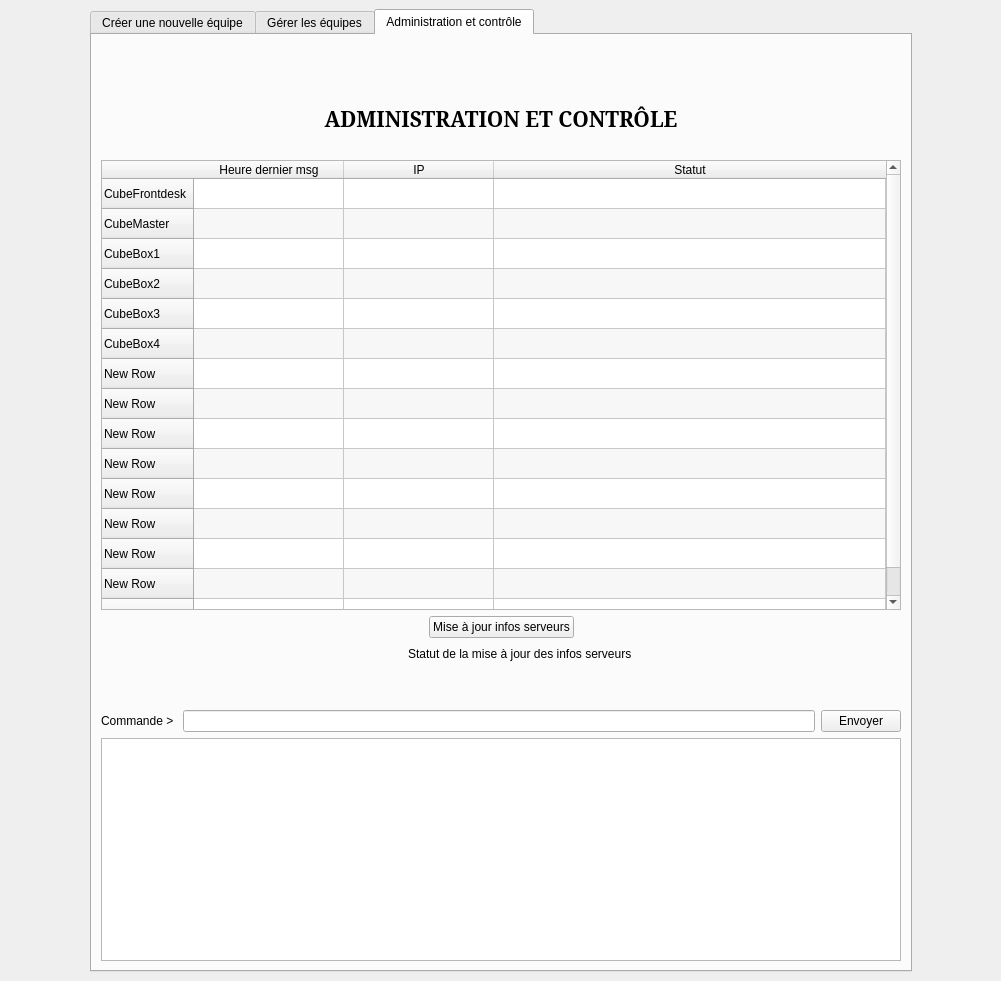
Before: the Qt Designer form thecubeivazio/cubegui/cubegui.ui in jwav/thecube-ivazio, drawn with Qt 5.
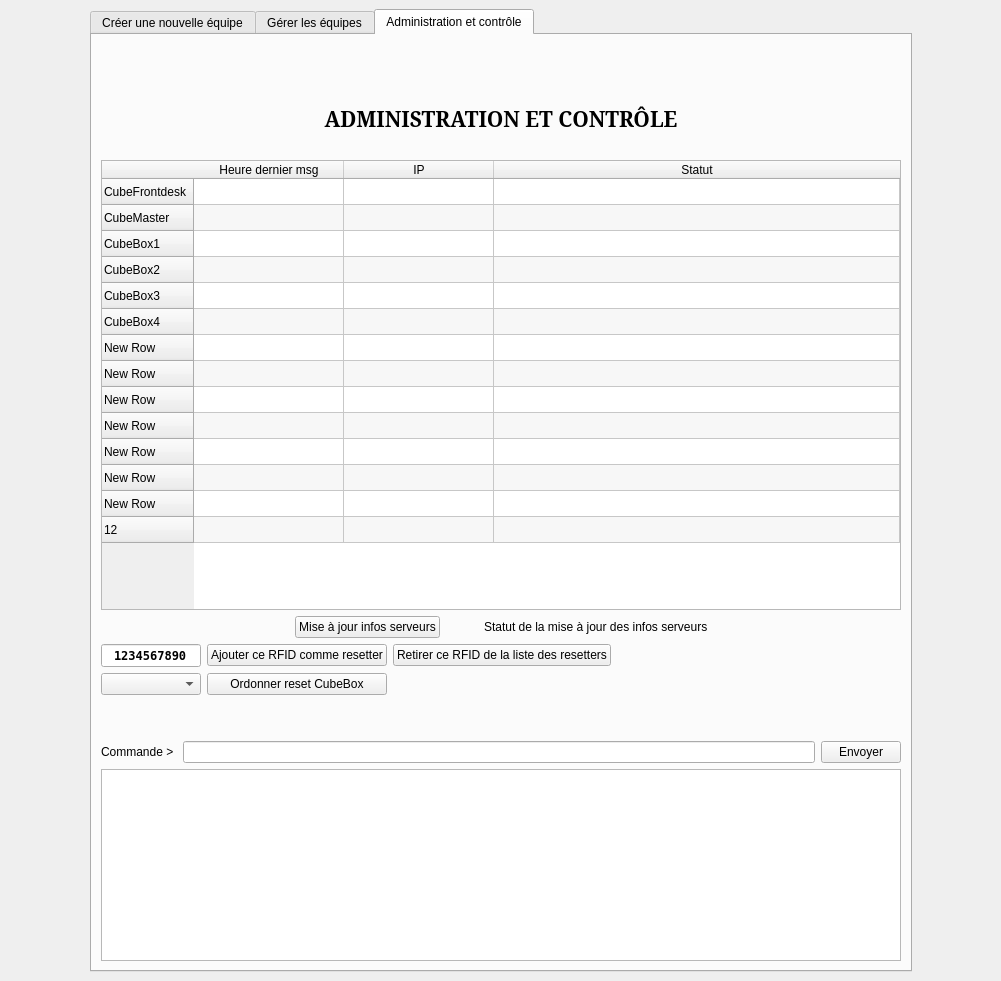
After: the same form once the commit is applied. Icons and pictures are not drawn.

Commit message: implemented the cubebox reset mechanism as it should, with partial handling of resetter rfid uids. I need to implement the messages pertaining to resetter uids though.

What changed in the file:
```diff
--- a/thecubeivazio/cubegui/cubegui.ui
+++ b/thecubeivazio/cubegui/cubegui.ui
@@ -24,7 +24,7 @@
    </size>
   </property>
   <widget class="QWidget" name="centralwidget">
-   <layout class="QHBoxLayout" name="horizontalLayout_17">
+   <layout class="QHBoxLayout" name="horizontalLayout_2">
     <item>
      <spacer name="horizontalSpacer_6">
       <property name="orientation">
@@ -56,7 +56,7 @@
           <item>
            <widget class="QLabel" name="lblTopBanner">
             <property name="pixmap">
-             <pixmap resource="resources.qrc">:/images/images/logo_thecube-125x150.png</pixmap>
+             <pixmap resource="resources.qrc">:/images/images/logo_thecube_top.png</pixmap>
             </property>
             <property name="alignment">
              <set>Qt::AlignCenter</set>
@@ -453,7 +453,7 @@
              <string/>
             </property>
             <property name="pixmap">
-             <pixmap resource="resources.qrc">:/images/images/logo_thecube-125x150.png</pixmap>
+             <pixmap resource="resources.qrc">:/images/images/logo_thecube_top.png</pixmap>
             </property>
             <property name="alignment">
              <set>Qt::AlignCenter</set>
@@ -887,7 +887,7 @@
              <string/>
             </property>
             <property name="pixmap">
-             <pixmap resource="resources.qrc">:/images/images/logo_thecube-125x150.png</pixmap>
+             <pixmap resource="resources.qrc">:/images/images/logo_thecube_top.png</pixmap>
             </property>
             <property name="alignment">
              <set>Qt::AlignCenter</set>
@@ -962,7 +962,7 @@
             </property>
             <property name="minimumSize">
              <size>
-              <width>0</width>
+              <width>600</width>
               <height>450</height>
              </size>
             </property>
@@ -976,7 +976,7 @@
              <bool>true</bool>
             </property>
             <property name="rowCount">
-             <number>15</number>
+             <number>14</number>
             </property>
             <attribute name="horizontalHeaderMinimumSectionSize">
              <number>150</number>
@@ -990,6 +990,12 @@
             <attribute name="verticalHeaderCascadingSectionResizes">
              <bool>false</bool>
             </attribute>
+            <attribute name="verticalHeaderMinimumSectionSize">
+             <number>26</number>
+            </attribute>
+            <attribute name="verticalHeaderDefaultSectionSize">
+             <number>26</number>
+            </attribute>
             <row>
              <property name="text">
               <string>CubeFrontdesk</string>
@@ -1057,10 +1063,9 @@
             </row>
             <row>
              <property name="text">
-              <string>New Row</string>
+              <string>12</string>
              </property>
             </row>
-            <row/>
             <column>
              <property name="text">
               <string>Heure dernier msg</string>
@@ -1082,13 +1087,6 @@
         </item>
         <item>
          <layout class="QGridLayout" name="gridLayout_7">
-          <item row="0" column="1">
-           <widget class="QPushButton" name="btnAdminUpdateServersInfo">
-            <property name="text">
-             <string>Mise à jour infos serveurs</string>
-            </property>
-           </widget>
-          </item>
           <item row="0" column="0">
            <spacer name="horizontalSpacer_21">
             <property name="orientation">
@@ -1102,7 +1100,7 @@
             </property>
            </spacer>
           </item>
-          <item row="0" column="2">
+          <item row="0" column="4">
            <spacer name="horizontalSpacer_22">
             <property name="orientation">
              <enum>Qt::Horizontal</enum>
@@ -1115,24 +1113,7 @@
             </property>
            </spacer>
           </item>
-         </layout>
-        </item>
-        <item>
-         <layout class="QGridLayout" name="gridLayout_2">
-          <item row="0" column="3">
-           <spacer name="horizontalSpacer_3">
-            <property name="orientation">
-             <enum>Qt::Horizontal</enum>
-            </property>
-            <property name="sizeHint" stdset="0">
-             <size>
-              <width>40</width>
-              <height>20</height>
-             </size>
-            </property>
-           </spacer>
-          </item>
-          <item row="0" column="1">
+          <item row="0" column="2">
            <widget class="QPushButton" name="btnIconAdminStatus">
             <property name="enabled">
              <bool>true</bool>
@@ -1161,15 +1142,55 @@
             </property>
            </widget>
           </item>
-          <item row="0" column="2">
+          <item row="0" column="1">
+           <widget class="QPushButton" name="btnAdminUpdateServersInfo">
+            <property name="text">
+             <string>Mise à jour infos serveurs</string>
+            </property>
+           </widget>
+          </item>
+          <item row="0" column="3">
            <widget class="QLabel" name="lblAdminServersInfoStatusText">
             <property name="text">
              <string>Statut de la mise à jour des infos serveurs</string>
             </property>
            </widget>
           </item>
+         </layout>
+        </item>
+        <item>
+         <layout class="QGridLayout" name="gridLayout_2">
           <item row="0" column="0">
-           <spacer name="horizontalSpacer_4">
+           <widget class="QLineEdit" name="lineAdminRfidResetter">
+            <property name="maximumSize">
+             <size>
+              <width>100</width>
+              <height>16777215</height>
+             </size>
+            </property>
+            <property name="font">
+             <font>
+              <family>DejaVu Sans Mono</family>
+              <weight>75</weight>
+              <bold>true</bold>
+             </font>
+            </property>
+            <property name="text">
+             <string>1234567890</string>
+            </property>
+            <property name="alignment">
+             <set>Qt::AlignCenter</set>
+            </property>
+            <property name="readOnly">
+             <bool>true</bool>
+            </property>
+            <property name="placeholderText">
+             <string>----------</string>
+            </property>
+           </widget>
+          </item>
+          <item row="0" column="3">
+           <spacer name="horizontalSpacer_3">
             <property name="orientation">
              <enum>Qt::Horizontal</enum>
             </property>
@@ -1181,6 +1202,39 @@
             </property>
            </spacer>
           </item>
+          <item row="0" column="2">
+           <widget class="QPushButton" name="btnAdminRemoveRfidResetter">
+            <property name="text">
+             <string>Retirer ce RFID de la liste des resetters</string>
+            </property>
+            <property name="icon">
+             <iconset theme="remove"/>
+            </property>
+           </widget>
+          </item>
+          <item row="0" column="1">
+           <widget class="QPushButton" name="btnAdminAddRfidResetter">
+            <property name="text">
+             <string>Ajouter ce RFID comme resetter</string>
+            </property>
+            <property name="icon">
+             <iconset theme="add"/>
+            </property>
+           </widget>
+          </item>
+          <item row="1" column="0">
+           <widget class="QComboBox" name="comboAdminCubeboxToReset"/>
+          </item>
+          <item row="1" column="1">
+           <widget class="QPushButton" name="btnAdminResetCubebox">
+            <property name="text">
+             <string>Ordonner reset CubeBox</string>
+            </property>
+            <property name="icon">
+             <iconset theme="reload"/>
+            </property>
+           </widget>
+          </item>
          </layout>
         </item>
         <item>
```
The commit also changes 8 other files.
